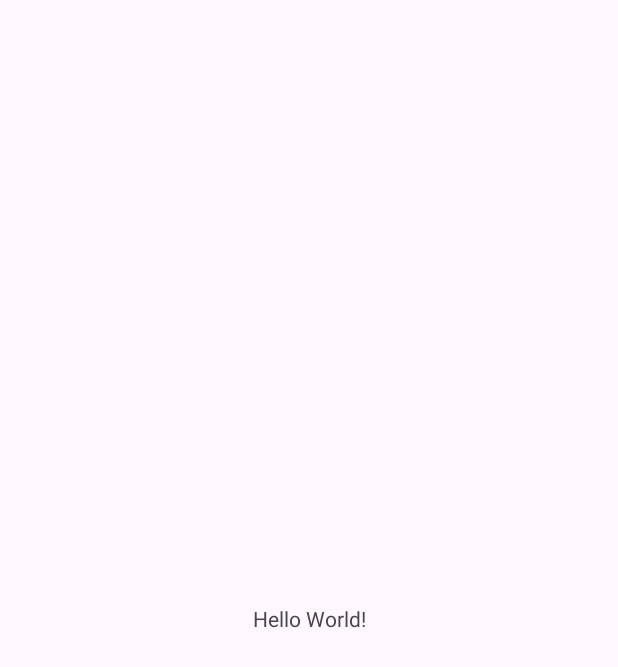
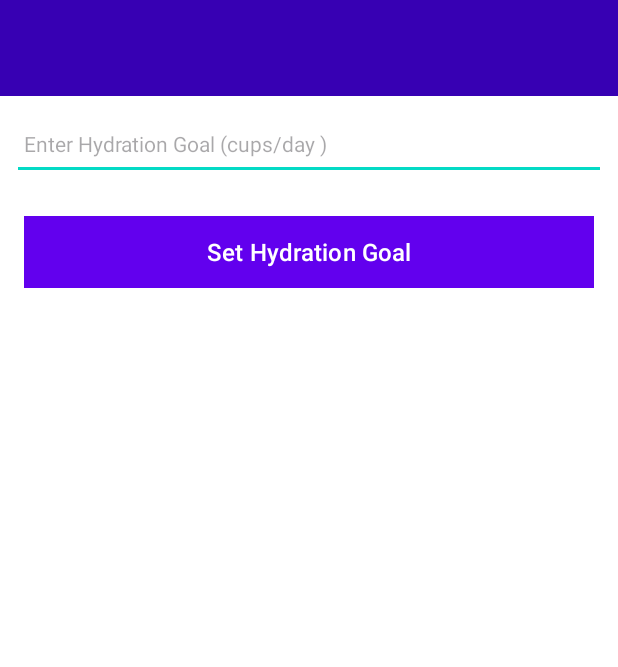
Before and after one commit to Maxamed-Maxamed/FYP-Hydration-app-Mate, an Android app: the screen it shows after launch (MainActivity), on a phone screen of 412 x 824 dp. Before the commit the part shown is almost empty. Shown: the top 667 px of the screen. Run offline under Robolectric (Android 15) with nearby library versions, the phone set to English and light mode, and no system bars.

Commit message:
Update Android project files and add hydration UI.

```diff
--- a/app/build.gradle.kts
+++ b/app/build.gradle.kts
@@ -41,20 +41,6 @@ android {
 }
 
 dependencies {
-
-//    implementation("androidx.core:core-ktx:1.12.0")
-//    implementation("androidx.appcompat:appcompat:1.6.1")
-//    implementation("com.google.android.material:material:1.11.0")
-//    implementation("androidx.constraintlayout:constraintlayout:2.1.4")
-//    testImplementation("junit:junit:4.13.2")
-//    androidTestImplementation("androidx.test.ext:junit:1.1.5")
-//    androidTestImplementation("androidx.test.espresso:espresso-core:3.5.1")
-
-
-
-    //firebase
-
-    //
     //other things
     implementation("androidx.core:core-ktx:1.12.0")
     implementation("androidx.appcompat:appcompat:1.6.1")
@@ -73,6 +59,4 @@ dependencies {
     implementation("androidx.lifecycle:lifecycle-common-java8:2.7.0")
     implementation("androidx.lifecycle:lifecycle-viewmodel-savedstate:2.7.0")
 
-
-    implementation("com.google.android.material:material:1.11.0")
 }
--- a/app/src/main/java/com/example/fyp_hydration_app_mate/MainActivity.kt
+++ b/app/src/main/java/com/example/fyp_hydration_app_mate/MainActivity.kt
@@ -7,5 +7,9 @@ class MainActivity : AppCompatActivity() {
     override fun onCreate(savedInstanceState: Bundle?) {
         super.onCreate(savedInstanceState)
         setContentView(R.layout.activity_main)
+
+
+
+
     }
 }
--- a/app/src/main/res/layout/activity_main.xml
+++ b/app/src/main/res/layout/activity_main.xml
@@ -1,18 +1,83 @@
 <?xml version="1.0" encoding="utf-8"?>
-<androidx.constraintlayout.widget.ConstraintLayout xmlns:android="http://schemas.android.com/apk/res/android"
+<androidx.constraintlayout.widget.ConstraintLayout
+    xmlns:android="http://schemas.android.com/apk/res/android"
     xmlns:app="http://schemas.android.com/apk/res-auto"
     xmlns:tools="http://schemas.android.com/tools"
     android:layout_width="match_parent"
     android:layout_height="match_parent"
+    android:orientation="vertical"
+    android:fitsSystemWindows="true"
+    android:background="@color/white"
     tools:context=".MainActivity">
 
-    <TextView
-        android:layout_width="wrap_content"
+    <com.google.android.material.appbar.AppBarLayout
+        android:id="@+id/appBarLayout"
+        android:layout_width="0dp"
         android:layout_height="wrap_content"
-        android:text="Hello World!"
-        app:layout_constraintBottom_toBottomOf="parent"
+        android:background="@color/colorAccent"
+        android:fitsSystemWindows="true"
+        app:elevation="0dip"
+        app:theme="@style/ThemeOverlay.AppCompat.Dark.ActionBar"
+        app:layout_constraintTop_toTopOf="parent"
+        app:layout_constraintStart_toStartOf="parent"
+        app:layout_constraintEnd_toEndOf="parent">
+
+        <androidx.appcompat.widget.Toolbar
+            android:id="@+id/toolbarAdd"
+            android:layout_width="match_parent"
+            android:layout_height="wrap_content"
+            app:titleTextColor="@color/purple_500" />
+    </com.google.android.material.appbar.AppBarLayout>
+
+    <ScrollView
+        android:layout_width="0dp"
+        android:layout_height="0dp"
+        app:layout_constraintTop_toBottomOf="@id/appBarLayout"
+        app:layout_constraintStart_toStartOf="parent"
         app:layout_constraintEnd_toEndOf="parent"
-        app:layout_constraintStart_toStartOf="parent"
-        app:layout_constraintTop_toTopOf="parent" />
+        app:layout_constraintBottom_toBottomOf="parent">
+
+        <LinearLayout
+            android:layout_width="match_parent"
+            android:layout_height="wrap_content"
+            android:orientation="vertical">
+
+            <EditText
+                android:id="@+id/hydrationGoalTextView"
+                android:layout_width="match_parent"
+                android:layout_height="48dp"
+                android:layout_margin="8dp"
+                android:autofillHints="hint"
+                android:hint="@string/enter_Hydration"
+                android:inputType="text"
+                android:maxLength="25"
+                android:maxLines="1"
+                android:padding="8dp"
+                android:textColor="#333333"
+             android:textSize="14sp"
+            app:layout_constraintTop_toTopOf="parent"
+            app:layout_constraintStart_toStartOf="parent"
+            app:layout_constraintEnd_toEndOf="parent"
+            app:layout_constraintBottom_toTopOf="@+id/hydrationGoalButton" />
+
+            <Button
+                android:id="@+id/hydrationGoalButton"
+                android:layout_width="match_parent"
+                android:layout_height="wrap_content"
+                android:layout_margin="16dp"
+                android:background="@color/colorAccent"
+                android:paddingTop="8dp"
+                android:paddingBottom="8dp"
+                android:stateListAnimator="@null"
+                android:text="@string/set_hydration_goal"
+                android:textColor="@color/colorPrimary"
+                android:textSize="16sp"
+                app:layout_constraintTop_toBottomOf="@+id/hydrationGoalTextView"
+                app:layout_constraintStart_toStartOf="parent"
+                app:layout_constraintEnd_toEndOf="parent"
+                app:layout_constraintBottom_toBottomOf="parent" />
+
+        </LinearLayout>
+    </ScrollView>
 
 </androidx.constraintlayout.widget.ConstraintLayout>
--- a/app/src/main/res/values-night/themes.xml
+++ b/app/src/main/res/values-night/themes.xml
@@ -1,3 +1,4 @@
+<!--suppress XmlUnusedNamespaceDeclaration -->
 <resources xmlns:tools="http://schemas.android.com/tools">
     <!-- Base application theme. -->
     <style name="Base.Theme.FYPHydrationappMate" parent="Theme.Material3.DayNight.NoActionBar">
--- a/app/src/main/res/values/colors.xml
+++ b/app/src/main/res/values/colors.xml
@@ -17,7 +17,7 @@
 
     <color name="colorPrimary">#FFFFFF</color>
     <color name="colorPrimaryDark">#000000</color>
-    <color name="colorAccent">#C3E2F0</color>
+    <color name="colorAccent">#FF3700B3</color>
 
 
 </resources>
--- a/app/src/main/res/values/strings.xml
+++ b/app/src/main/res/values/strings.xml
@@ -1,3 +1,6 @@
 <resources>
     <string name="app_name">FYP-Hydration-app-Mate</string>
+    <string name="enter_Hydration">Enter Hydration Goal (cups/day ) </string>
+    <string name="set_hydration_goal">Set Hydration Goal</string>
+
 </resources>
--- a/app/src/main/res/values/themes.xml
+++ b/app/src/main/res/values/themes.xml
@@ -1,3 +1,4 @@
+<!--suppress ALL -->
 <resources xmlns:tools="http://schemas.android.com/tools">
     <!-- Base application theme. -->
     <style name="Base.Theme.FYPHydrationappMate" parent="Theme.Material3.DayNight.NoActionBar">
```
